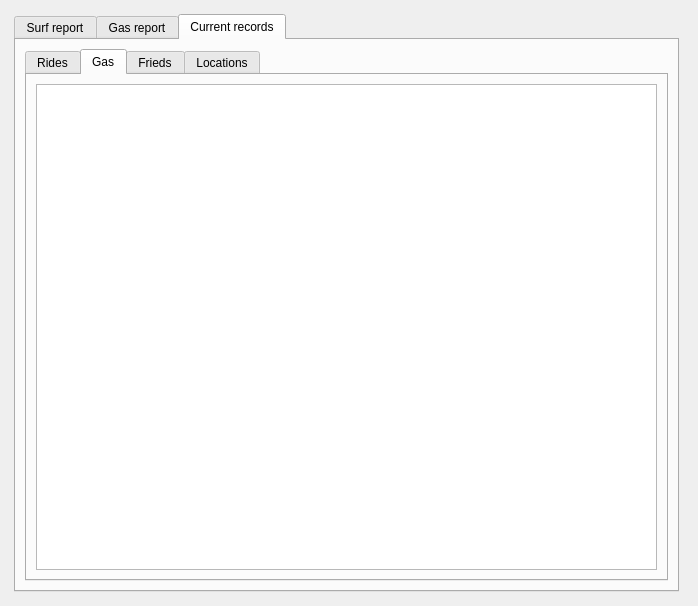
Before: the Qt Designer form src/ui/report.ui in grafitec/SurfReportInput, drawn with Qt 5.
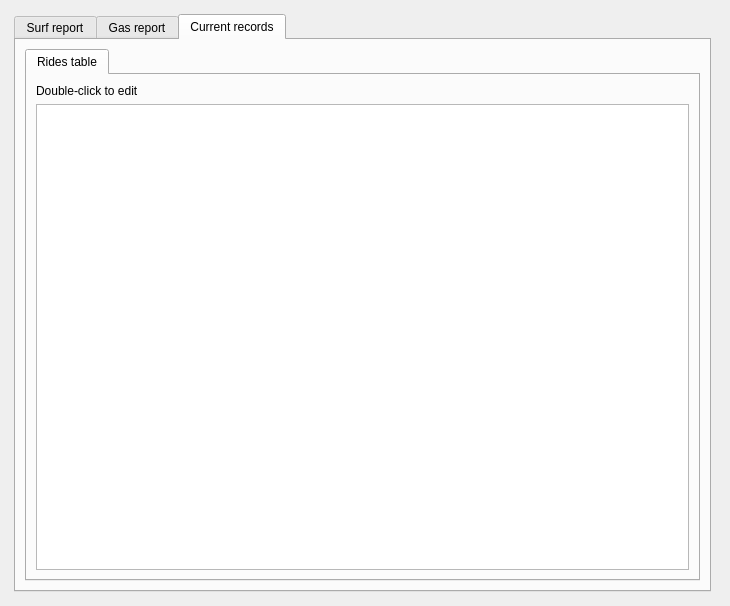
After: the same form once the commit is applied. The open tabs and pages were chosen to show the change.

Commit message: Added dialog popup to write the surf launch spot

Patch:
```diff
--- a/src/ui/report.ui
+++ b/src/ui/report.ui
@@ -6,7 +6,7 @@
    <rect>
     <x>0</x>
     <y>0</y>
-    <width>698</width>
+    <width>730</width>
     <height>606</height>
    </rect>
   </property>
@@ -1153,7 +1153,7 @@
             </property>
             <widget class="QWidget" name="tabRide">
              <attribute name="title">
-              <string>Rides</string>
+              <string>Rides table</string>
              </attribute>
              <layout class="QVBoxLayout" name="verticalLayout_14">
               <item>
@@ -1172,36 +1172,6 @@
               </item>
              </layout>
             </widget>
-            <widget class="QWidget" name="tabGas">
-             <attribute name="title">
-              <string>Gas</string>
-             </attribute>
-             <layout class="QVBoxLayout" name="verticalLayout_15">
-              <item>
-               <widget class="QTableWidget" name="tabletGas"/>
-              </item>
-             </layout>
-            </widget>
-            <widget class="QWidget" name="tabFriends">
-             <attribute name="title">
-              <string>Frieds</string>
-             </attribute>
-             <layout class="QVBoxLayout" name="verticalLayout_16">
-              <item>
-               <widget class="QTableWidget" name="tabletFriends"/>
-              </item>
-             </layout>
-            </widget>
-            <widget class="QWidget" name="tabLocations">
-             <attribute name="title">
-              <string>Locations</string>
-             </attribute>
-             <layout class="QVBoxLayout" name="verticalLayout_17">
-              <item>
-               <widget class="QTableWidget" name="tabletLocations"/>
-              </item>
-             </layout>
-            </widget>
            </widget>
           </item>
          </layout>
```
Left out of the diff: 10 changed lines with no effect on the pictures. The commit also changes 4 other files.
